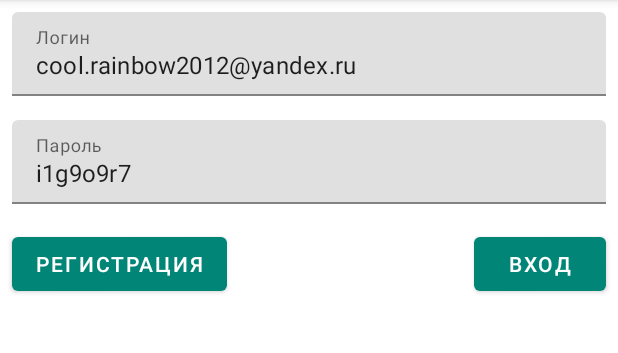
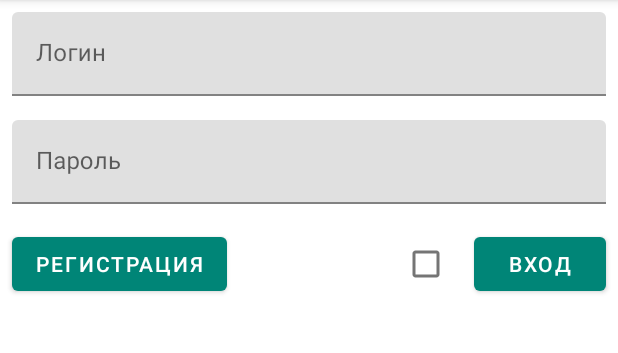
Before and after one commit to lichtstrahl/iv-player, an Android app: the fragment LoginFragment placed in its activity, after a tap on "ВХОД", on a phone screen of 412 x 824 dp, the part 84-437 px from its top. Run offline under Robolectric (Android 15) with nearby library versions, the phone set to English and light mode, and no system bars; our stand-ins replace ButterKnife, Firebase (no records; nobody signed in at launch, a user with empty details on screens opened directly), RxJava, Timber; 1 statement that could not run was skipped.

Commit message:
Добавил запоминание login-password

```diff
--- a/app/src/main/java/root/iv/ivplayer/ui/fragment/LoginFragment.java
+++ b/app/src/main/java/root/iv/ivplayer/ui/fragment/LoginFragment.java
@@ -2,6 +2,7 @@ package root.iv.ivplayer.ui.fragment;
 
 import android.app.Activity;
 import android.content.Context;
+import android.content.SharedPreferences;
 import android.os.Bundle;
 import android.view.LayoutInflater;
 import android.view.View;
@@ -13,6 +14,7 @@ import androidx.annotation.Nullable;
 import androidx.fragment.app.Fragment;
 
 import com.google.android.material.button.MaterialButton;
+import com.google.android.material.checkbox.MaterialCheckBox;
 import com.google.android.material.switchmaterial.SwitchMaterial;
 import com.google.android.material.textfield.TextInputEditText;
 import com.google.firebase.auth.FirebaseAuth;
@@ -29,6 +31,7 @@ import timber.log.Timber;
 
 public class LoginFragment extends Fragment {
     private static final String SHARED_LOGIN_KEY = "shared:login";
+    private static final String SHARED_PASS_KEY = "shared:key";
 
     @BindView(R.id.inputLogin)
     protected TextInputEditText inputLogin;
@@ -38,6 +41,8 @@ public class LoginFragment extends Fragment {
     protected MaterialButton buttonEnter;
     @BindView(R.id.switchWS)
     protected SwitchMaterial switchWS;
+    @BindView(R.id.checkStorage)
+    protected MaterialCheckBox checkStorage;
 
     private CompositeDisposable compositeDisposable;
     private Listener listener;
@@ -56,9 +61,13 @@ public class LoginFragment extends Fragment {
         compositeDisposable = new CompositeDisposable();
         fbAuth = FirebaseAuth.getInstance();
 
-        inputLogin.setText("cool.rainbow2012@yandex.ru");
-        inputPassword.setText("i1g9o9r7");
 
+        SharedPreferences preferences = getActivity().getPreferences(Context.MODE_PRIVATE);
+        String login = preferences.getString(SHARED_LOGIN_KEY, null);
+        String password = preferences.getString(SHARED_PASS_KEY, null);
+
+        if (login != null && password != null)
+            enter(login, password);
 
         return view;
     }
@@ -96,16 +105,15 @@ public class LoginFragment extends Fragment {
                 ? inputPassword.getText().toString()
                 : "";
 
-        fbAuth.signInWithEmailAndPassword(login, password)
-                .addOnCompleteListener(this.getActivity(), (taskSignIn) -> {
-                    if (taskSignIn.isSuccessful()) {
-                        FirebaseUser user = fbAuth.getCurrentUser();
-                        listener.authSuccessful(user);
-                    } else {
-                        Toast.makeText(this.getContext(), "Неудачный вход", Toast.LENGTH_SHORT).show();
-                    }
-                });
+        if (checkStorage.isChecked()) {
+            SharedPreferences preferences = getActivity().getPreferences(Context.MODE_PRIVATE);
+            preferences.edit()
+                    .putString(SHARED_LOGIN_KEY, login)
+                    .putString(SHARED_PASS_KEY, password)
+                    .apply();
+        }
 
+        enter(login, password);
     }
 
     @OnClick(R.id.buttonRegister)
@@ -124,6 +132,18 @@ public class LoginFragment extends Fragment {
                 });
     }
 
+    private void enter(String login, String password) {
+        fbAuth.signInWithEmailAndPassword(login, password)
+                .addOnCompleteListener(this.getActivity(), (taskSignIn) -> {
+                    if (taskSignIn.isSuccessful()) {
+                        FirebaseUser user = fbAuth.getCurrentUser();
+                        listener.authSuccessful(user);
+                    } else {
+                        Toast.makeText(this.getContext(), "Неудачный вход", Toast.LENGTH_SHORT).show();
+                    }
+                });
+    }
+
     public interface Listener {
         void authSuccessful(FirebaseUser user);
     }
--- a/app/src/main/res/layout/fragment_login.xml
+++ b/app/src/main/res/layout/fragment_login.xml
@@ -47,6 +47,13 @@
         android:layout_margin="@dimen/stdMargin"
         android:text="@string/label_enter"/>
 
+    <com.google.android.material.checkbox.MaterialCheckBox
+        android:id="@+id/checkStorage"
+        android:layout_width="wrap_content"
+        android:layout_height="wrap_content"
+        android:layout_alignBaseline="@id/buttonEnter"
+        android:layout_toStartOf="@id/buttonEnter"/>
+
     <com.google.android.material.button.MaterialButton
         android:id="@+id/buttonRegister"
         android:layout_width="wrap_content"
```
